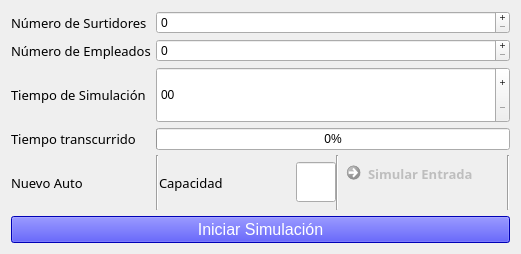
Qt form tp1/mainwindow.ui (fedefarina/concu20141c) before a commit.
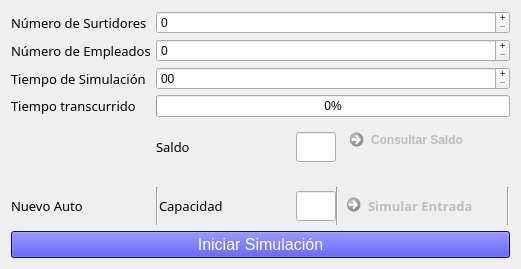
The same form after that commit.

Commit message: Get saldo, agrego a la UI, pongo toda la inicializacion en Estacion de servicio

```diff
--- a/tp1/mainwindow.ui
+++ b/tp1/mainwindow.ui
@@ -200,7 +200,115 @@
         </property>
        </widget>
       </item>
-      <item row="5" column="1">
+      <item row="6" column="1">
+       <layout class="QHBoxLayout" name="horizontalLayout_2">
+        <property name="sizeConstraint">
+         <enum>QLayout::SetDefaultConstraint</enum>
+        </property>
+        <property name="topMargin">
+         <number>0</number>
+        </property>
+        <property name="bottomMargin">
+         <number>10</number>
+        </property>
+        <item alignment="Qt::AlignVCenter">
+         <widget class="QLabel" name="label_4">
+          <property name="sizePolicy">
+           <sizepolicy hsizetype="Preferred" vsizetype="Preferred">
+            <horstretch>0</horstretch>
+            <verstretch>0</verstretch>
+           </sizepolicy>
+          </property>
+          <property name="minimumSize">
+           <size>
+            <width>0</width>
+            <height>40</height>
+           </size>
+          </property>
+          <property name="font">
+           <font>
+            <family>Abyssinica SIL</family>
+            <pointsize>10</pointsize>
+           </font>
+          </property>
+          <property name="text">
+           <string>Saldo</string>
+          </property>
+         </widget>
+        </item>
+        <item alignment="Qt::AlignRight|Qt::AlignVCenter">
+         <widget class="QLineEdit" name="saldoEdit">
+          <property name="sizePolicy">
+           <sizepolicy hsizetype="Fixed" vsizetype="Fixed">
+            <horstretch>0</horstretch>
+            <verstretch>0</verstretch>
+           </sizepolicy>
+          </property>
+          <property name="minimumSize">
+           <size>
+            <width>0</width>
+            <height>30</height>
+           </size>
+          </property>
+          <property name="maximumSize">
+           <size>
+            <width>40</width>
+            <height>16777215</height>
+           </size>
+          </property>
+         </widget>
+        </item>
+        <item>
+         <widget class="QCommandLinkButton" name="saldoButton">
+          <property name="enabled">
+           <bool>false</bool>
+          </property>
+          <property name="sizePolicy">
+           <sizepolicy hsizetype="Preferred" vsizetype="Preferred">
+            <horstretch>0</horstretch>
+            <verstretch>0</verstretch>
+           </sizepolicy>
+          </property>
+          <property name="minimumSize">
+           <size>
+            <width>50</width>
+            <height>50</height>
+           </size>
+          </property>
+          <property name="text">
+           <string>Consultar Saldo</string>
+          </property>
+         </widget>
+        </item>
+       </layout>
+      </item>
+      <item row="7" column="0">
+       <widget class="QLabel" name="label_3">
+        <property name="sizePolicy">
+         <sizepolicy hsizetype="Fixed" vsizetype="Expanding">
+          <horstretch>0</horstretch>
+          <verstretch>0</verstretch>
+         </sizepolicy>
+        </property>
+        <property name="maximumSize">
+         <size>
+          <width>2150</width>
+          <height>16777215</height>
+         </size>
+        </property>
+        <property name="font">
+         <font>
+          <family>Abyssinica SIL</family>
+          <pointsize>10</pointsize>
+          <strikeout>false</strikeout>
+         </font>
+        </property>
+        <property name="text">
+         <string>Nuevo Auto</string>
+        </property>
+       </widget>
+      </item>
+      <item row="7" column="1">
        <layout class="QHBoxLayout" name="horizontalLayout">
         <property name="spacing">
          <number>0</number>
@@ -240,7 +348,7 @@
           <property name="maximumSize">
            <size>
             <width>40</width>
-            <height>40</height>
+            <height>30</height>
            </size>
           </property>
           <property name="toolTipDuration">
@@ -283,32 +391,6 @@
         </item>
        </layout>
       </item>
-      <item row="5" column="0">
-       <widget class="QLabel" name="label_3">
-        <property name="sizePolicy">
-         <sizepolicy hsizetype="Fixed" vsizetype="Expanding">
-          <horstretch>0</horstretch>
-          <verstretch>0</verstretch>
-         </sizepolicy>
-        </property>
-        <property name="maximumSize">
-         <size>
-          <width>2150</width>
-          <height>16777215</height>
-         </size>
-        </property>
-        <property name="font">
-         <font>
-          <family>Abyssinica SIL</family>
-          <pointsize>10</pointsize>
-          <strikeout>false</strikeout>
-         </font>
-        </property>
-        <property name="text">
-         <string>Nuevo Auto</string>
-        </property>
-       </widget>
-      </item>
      </layout>
     </item>
     <item>
```
The commit also changes 8 other files.
